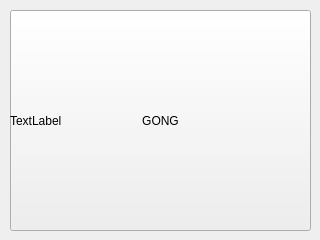
Old version of the form GUI/FormMain.ui in the repository slader1/CRAB.
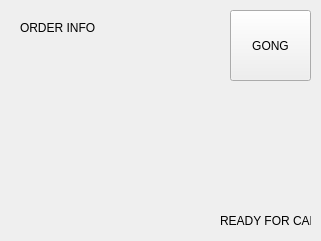
New version of the form.

Diff of the .ui file:
```diff
--- a/GUI/FormMain.ui
+++ b/GUI/FormMain.ui
@@ -6,8 +6,8 @@
    <rect>
     <x>0</x>
     <y>0</y>
-    <width>320</width>
-    <height>240</height>
+    <width>321</width>
+    <height>241</height>
    </rect>
   </property>
   <property name="windowTitle">
@@ -16,10 +16,10 @@
   <widget class="QPushButton" name="ButtonGong">
    <property name="geometry">
     <rect>
-     <x>10</x>
+     <x>230</x>
      <y>10</y>
-     <width>301</width>
-     <height>221</height>
+     <width>81</width>
+     <height>71</height>
     </rect>
    </property>
    <property name="text">
@@ -29,14 +29,27 @@
   <widget class="QLabel" name="label">
    <property name="geometry">
     <rect>
-     <x>10</x>
-     <y>10</y>
-     <width>301</width>
-     <height>221</height>
+     <x>220</x>
+     <y>210</y>
+     <width>91</width>
+     <height>21</height>
     </rect>
    </property>
    <property name="text">
-    <string>TextLabel</string>
+    <string>READY FOR CARD</string>
+   </property>
+  </widget>
+  <widget class="QLabel" name="labelOrderInfo">
+   <property name="geometry">
+    <rect>
+     <x>20</x>
+     <y>20</y>
+     <width>81</width>
+     <height>16</height>
+    </rect>
+   </property>
+   <property name="text">
+    <string>ORDER INFO</string>
    </property>
   </widget>
  </widget>
```
Left out of the diff: 4 changed lines with no effect on the pictures.
